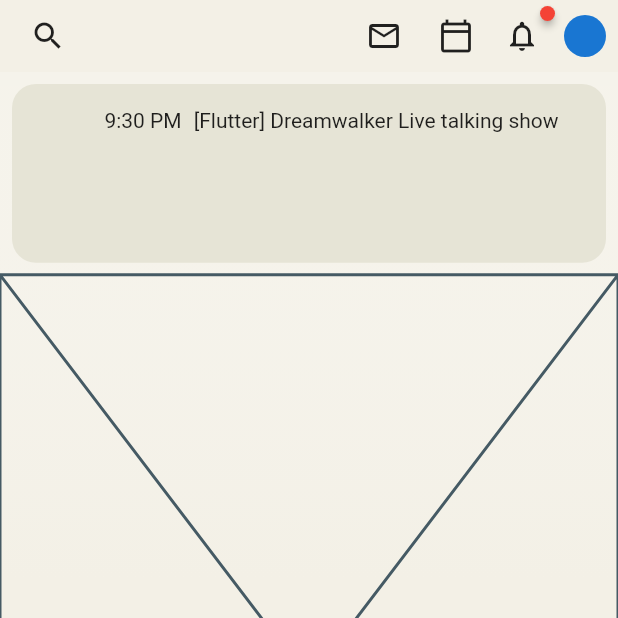
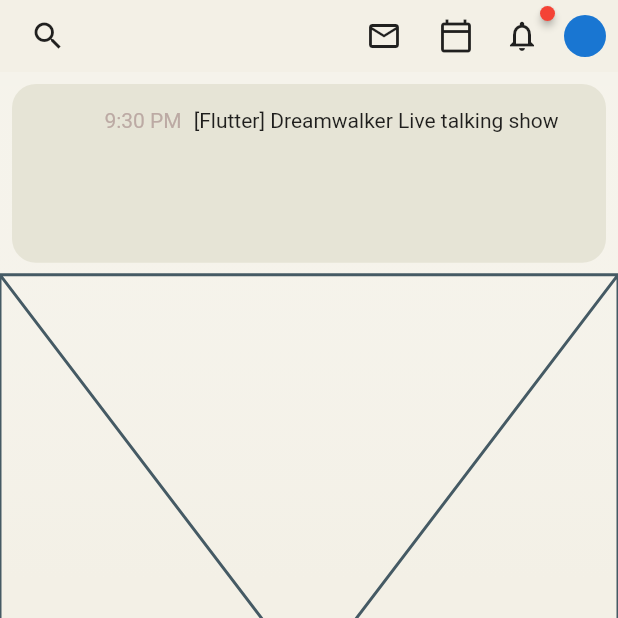
Before and after one commit to JAICHANGPARK/flutter_notebook_11th_story, a Flutter app: the screen it shows after launch, on a phone screen of 412 x 824 dp, the top half of it. Run offline on Flutter 3.47's test engine with Material 2 defaults, Android fonts, the phone set to English and light mode, and no system bars; drawn by our look-alikes of badges; our stand-ins replace backdrop.

Commit message:
Update clubhouse_home_page.dart

```diff
--- a/lib/ep701_clubhouse/ui/clubhouse_home_page.dart
+++ b/lib/ep701_clubhouse/ui/clubhouse_home_page.dart
@@ -73,7 +73,7 @@ class _ClubhouseHomePageState extends State<ClubhouseHomePage> {
                                 Expanded(
                                     flex: 3, child: Align(alignment: Alignment.centerRight, child: Text("9:30 PM",
                                 style: TextStyle(
-                                  color:
+                                  color: Colors.brown[200]
                                 ),))),
                                 SizedBox(width: 8,),
                                 Expanded(
```
